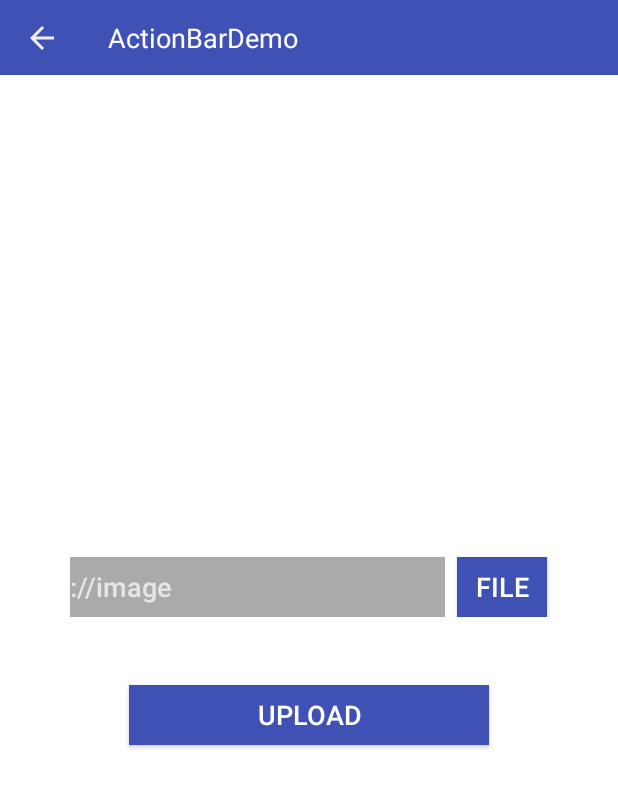
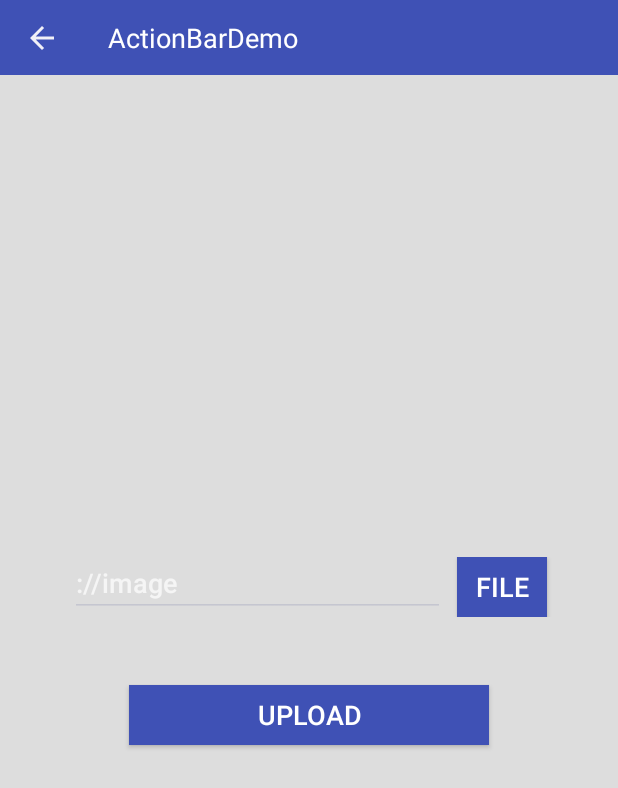
Before and after one commit to amikoj/AndroidDemo, an Android app: the screen it shows after launch (BmobActivity), after a tap on "FILE", on a phone screen of 412 x 824 dp. Shown: the top 788 px of the screen. Run offline under Robolectric (Android 15) with nearby library versions, the phone set to English and light mode, and no system bars; libraries missing offline, so code that uses them is left out: cn.bmob.v3; 1 statement that could not run was skipped; 1 other tap on this screen came first.

Commit message:
add bmob sdk .

```diff
--- a/ActionBarDemo/src/main/AndroidManifest.xml
+++ b/ActionBarDemo/src/main/AndroidManifest.xml
@@ -16,10 +16,6 @@
     <uses-permission android:name="android.permission.WRITE_EXTERNAL_STORAGE" />
     <!--允许读取手机状态 用于创建BmobInstallation-->
     <uses-permission android:name="android.permission.READ_PHONE_STATE" />
-
-
-
-
 
 
 
--- a/ActionBarDemo/src/main/java/cn/enjoytoday/bmob/BmobActivity.kt
+++ b/ActionBarDemo/src/main/java/cn/enjoytoday/bmob/BmobActivity.kt
@@ -1,6 +1,7 @@
 package cn.enjoytoday.bmob
 
 import android.app.Activity
+import android.content.Intent
 
 import android.os.Bundle
 import android.util.Log
@@ -12,13 +13,24 @@ import cn.bmob.v3.Bmob
 
 import cn.enjoytoday.R
 
+import android.widget.EditText
+
+import cn.bmob.v3.datatype.BmobFile
+import cn.bmob.v3.exception.BmobException
+import cn.bmob.v3.listener.SaveListener
+import cn.bmob.v3.listener.UploadFileListener
+import com.smile.filechoose.api.ChooserType
+import com.smile.filechoose.api.ChosenFile
+import com.smile.filechoose.api.FileChooserListener
+import com.smile.filechoose.api.FileChooserManager
+import java.io.File
+
+
 
 /**
  * bmob test activity.
  */
-class BmobActivity constructor():Activity() {
-
-
+class BmobActivity constructor():Activity(),FileChooserListener{
 
 
     constructor(name:String,type:String):this() {
@@ -27,6 +39,7 @@ class BmobActivity constructor():Activity() {
 
 
 
+    var TAG:String="BmobActivity"
 
     var BMOB_APP_ID:String="291b15675a92224a9170e6410fca8ff2"
 
@@ -36,6 +49,7 @@ class BmobActivity constructor():Activity() {
     var sign_in_layout:View?=null
     var sign_out_layout:View?=null
     var upload_layout:View?=null
+    var fileChooserManager:FileChooserManager?=null
 
 
 
@@ -69,6 +83,8 @@ class BmobActivity constructor():Activity() {
         fragment?.addView(main_layout)
 
 
+
+
     }
 
 
@@ -96,7 +112,15 @@ class BmobActivity constructor():Activity() {
             }
 
 
+            R.id.file_select -> {
+                selectFile()
 
+            }
+
+
+            R.id.upload_file ->{
+                toast("upload "+uploadFile())
+            }
 
 
 
@@ -110,6 +134,154 @@ class BmobActivity constructor():Activity() {
     }
 
 
+    var  file_get_code:Int= ChooserType.REQUEST_PICK_FILE
+
+    /**
+     * 选择等待上传的文件
+     */
+    fun selectFile(){
+//        val intent = Intent(Intent.ACTION_GET_CONTENT)
+//        intent.type = "*/*"
+//        intent.addCategory(Intent.CATEGORY_OPENABLE)
+//        try {
+//            startActivityForResult(Intent.createChooser(intent, "selectFile"), file_get_code)
+//        } catch (ex: android.content.ActivityNotFoundException) {
+//            Log.e(TAG,"not found fileManager application.")
+//        }
+        fileChooserManager = FileChooserManager(this)
+        fileChooserManager?.setFileChooserListener(this)
+        try {
+            fileChooserManager?.choose()
+        } catch (e: Exception) {
+            e.printStackTrace()
+        }
+
+
+    }
+
+
+    fun  uploadFile():Boolean{
+        var filePath:String= (this.findViewById(R.id.filename) as EditText).text.toString()
+
+        var file:File= File(filePath)
+
+        var bmobFile:BmobFile=BmobFile(file)
+
+
+        /**
+         * bmob 3.5
+         */
+        bmobFile.upload( object : UploadFileListener(){
+            override fun done(p0: BmobException?) {
+                if (p0==null){
+                    toast("上传文件成功,"+bmobFile.fileUrl)
+                    Log.e(TAG,"upload success")
+
+                    var uploadInfo:UploadInfo= UploadInfo()
+                    uploadInfo.userId="demo1"
+                    uploadInfo.databaseUrl=bmobFile.fileUrl
+                    uploadInfo.fileName=bmobFile.filename
+                    uploadInfo.recordNumber=1000
+
+                    uploadInfo.save(object : SaveListener<String>() {
+
+                        override fun done(p0: String?, p1: BmobException?) {
+                            Log.e(TAG,"done ")
+                            if (p1==null){
+                                Log.e(TAG,"create data success,and objectId is:$p0")
+                            }else{
+                                Log.e(TAG,"create data failed,and errorcode is ${p1.errorCode},errormsg is:${p1.message}")
+                            }
+
+                        }
+                        override fun onStart() {
+                            Log.e(TAG,"onStart ")
+                            super.onStart()
+                        }
+
+
+                        override fun onFinish() {
+                            Log.e(TAG,"onFinish ")
+                            super.onFinish()
+                        }
+                    })
+
+
+
+
+
+
+                }else{
+                    toast("上传文件失败，,"+ p0?.message)
+                }
+
+            }
+
+            override fun onProgress(value: Int?) {
+                Log.e(TAG,"upload progress is $value")
+            }
+
+            override fun doneError(code: Int, msg: String?) {
+                super.doneError(code, msg)
+            }
+
+            override fun onFinish() {
+                super.onFinish()
+            }
+        })
+
+
+        return bmobFile!=null
+    }
+
+
+    var chooserFile:ChosenFile?=null
+
+
+    override fun onFileChosen(p0: ChosenFile?) {
+        Log.e(TAG,"chosen success:${p0?.filePath}")
+        chooserFile=p0
+
+        runOnUiThread {
+            (this.findViewById(R.id.filename) as EditText).setText(chooserFile!!.filePath)
+        }
+
+    }
+
+    override fun onError(p0: String?) {
+        Log.e(TAG,"chosen error:$p0")
+
+    }
+
+
+
+
+
+
+    override fun onActivityResult(requestCode: Int, resultCode: Int, data: Intent?) {
+        Log.e(TAG,"get requestCode is：$requestCode,and data is:$data")
+        if (resultCode != Activity.RESULT_OK) {
+            Log.e(TAG, "onActivityResult() error, resultCode: " + resultCode)
+            super.onActivityResult(requestCode, resultCode, data)
+            return
+        }
+        if (requestCode === file_get_code) {
+
+            if (fileChooserManager == null) {
+                fileChooserManager = FileChooserManager(this)
+                fileChooserManager?.setFileChooserListener(this)
+            }
+            Log.e(TAG, "Probable file size: " + fileChooserManager?.queryProbableFileSize(data?.getData(), this))
+            fileChooserManager?.submit(requestCode, data)
+
+        }
+        super.onActivityResult(requestCode, resultCode, data)
+    }
+
+
+
+
+
     /**
      * toast add.
      */
--- a/ActionBarDemo/src/main/res/layout/activity_bmob.xml
+++ b/ActionBarDemo/src/main/res/layout/activity_bmob.xml
@@ -5,6 +5,7 @@
     android:layout_width="match_parent"
     android:layout_height="match_parent"
     android:orientation="vertical"
+    android:background="#dddddd"
     android:gravity="center"
     tools:context="cn.enjoytoday.bmob.BmobActivity">
 
--- a/ActionBarDemo/src/main/res/values/styles.xml
+++ b/ActionBarDemo/src/main/res/values/styles.xml
@@ -33,7 +33,7 @@
 <style name="editTextStyle">
     <item name="android:textSize">18sp</item>
     <item name="android:textColor">@color/colorPrimary</item>
-    <item name="android:background">#aaaaaa</item>
+    <!--<item name="android:background">#aaaaaa</item>-->
     <item name="android:layout_width">250dip</item>
     <item name="android:layout_height">40dip</item>
     <item name="android:gravity">center_vertical</item>
@@ -41,6 +41,8 @@
     <item name="android:focusable">true</item>
     <item name="android:textCursorDrawable">@color/colorPrimary</item>
     <item name="android:ellipsize">end</item>
+    <item name="android:singleLine">true</item>
+    <item name="android:maxLines">1</item>
     <item name="android:lines">1</item>
 
 </style>
```
Also changed, not shown: ActionBarDemo/build.gradle (+8 -5 lines), ActionBarDemo/libs/filechoose.jar (added).
